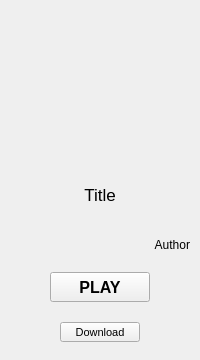
The window that elements/gameframe.ui (leafo/itchio-app-old) describes before a commit, drawn with Qt 5.
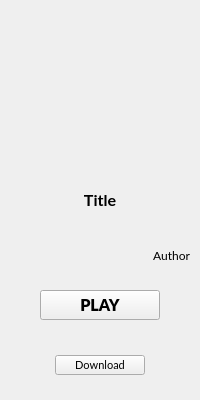
The same window after the commit. Icons and pictures are not drawn.

Commit message: Added Lato font and anti-alias to labels, buttons and images. Resized elements accordingly.

```diff
--- a/elements/gameframe.ui
+++ b/elements/gameframe.ui
@@ -7,11 +7,11 @@
     <x>0</x>
     <y>0</y>
     <width>200</width>
-    <height>360</height>
+    <height>400</height>
    </rect>
   </property>
   <property name="sizePolicy">
-   <sizepolicy hsizetype="Maximum" vsizetype="Maximum">
+   <sizepolicy hsizetype="Fixed" vsizetype="Fixed">
     <horstretch>0</horstretch>
     <verstretch>0</verstretch>
    </sizepolicy>
@@ -19,13 +19,13 @@
   <property name="minimumSize">
    <size>
     <width>200</width>
-    <height>360</height>
+    <height>400</height>
    </size>
   </property>
   <property name="maximumSize">
    <size>
     <width>200</width>
-    <height>360</height>
+    <height>400</height>
    </size>
   </property>
   <property name="baseSize">
@@ -79,13 +79,13 @@
      <property name="minimumSize">
       <size>
        <width>200</width>
-       <height>340</height>
+       <height>360</height>
       </size>
      </property>
      <property name="maximumSize">
       <size>
        <width>200</width>
-       <height>340</height>
+       <height>360</height>
       </size>
      </property>
      <property name="focusPolicy">
@@ -158,20 +158,23 @@
         <property name="minimumSize">
          <size>
           <width>180</width>
-          <height>50</height>
+          <height>60</height>
          </size>
         </property>
         <property name="maximumSize">
          <size>
           <width>180</width>
-          <height>50</height>
+          <height>60</height>
          </size>
         </property>
         <property name="font">
          <font>
-          <pointsize>13</pointsize>
-          <weight>50</weight>
-          <bold>false</bold>
+          <family>Lato</family>
+          <pointsize>12</pointsize>
+          <weight>75</weight>
+          <bold>true</bold>
+          <stylestrategy>PreferAntialias</stylestrategy>
+          <kerning>false</kerning>
          </font>
         </property>
         <property name="text">
@@ -207,7 +210,11 @@
         </property>
         <property name="font">
          <font>
+          <family>Lato</family>
+          <pointsize>9</pointsize>
           <italic>false</italic>
+          <stylestrategy>PreferAntialias</stylestrategy>
+          <kerning>false</kerning>
          </font>
         </property>
         <property name="text">
@@ -231,21 +238,24 @@
         </property>
         <property name="minimumSize">
          <size>
-          <width>100</width>
+          <width>120</width>
           <height>30</height>
          </size>
         </property>
         <property name="maximumSize">
          <size>
-          <width>100</width>
+          <width>120</width>
           <height>30</height>
          </size>
         </property>
         <property name="font">
          <font>
+          <family>Lato Black</family>
           <pointsize>12</pointsize>
-          <weight>75</weight>
-          <bold>true</bold>
+          <weight>50</weight>
+          <bold>false</bold>
+          <stylestrategy>PreferAntialias</stylestrategy>
+          <kerning>true</kerning>
          </font>
         </property>
         <property name="focusPolicy">
@@ -266,13 +276,13 @@
         </property>
         <property name="minimumSize">
          <size>
-          <width>80</width>
+          <width>90</width>
           <height>20</height>
          </size>
         </property>
         <property name="maximumSize">
          <size>
-          <width>80</width>
+          <width>90</width>
           <height>20</height>
          </size>
         </property>
@@ -284,7 +294,12 @@
         </property>
         <property name="font">
          <font>
+          <family>Lato</family>
           <pointsize>8</pointsize>
+          <weight>50</weight>
+          <bold>false</bold>
+          <stylestrategy>PreferAntialias</stylestrategy>
+          <kerning>false</kerning>
          </font>
         </property>
         <property name="focusPolicy">
```
The commit also changes 6 other files.
